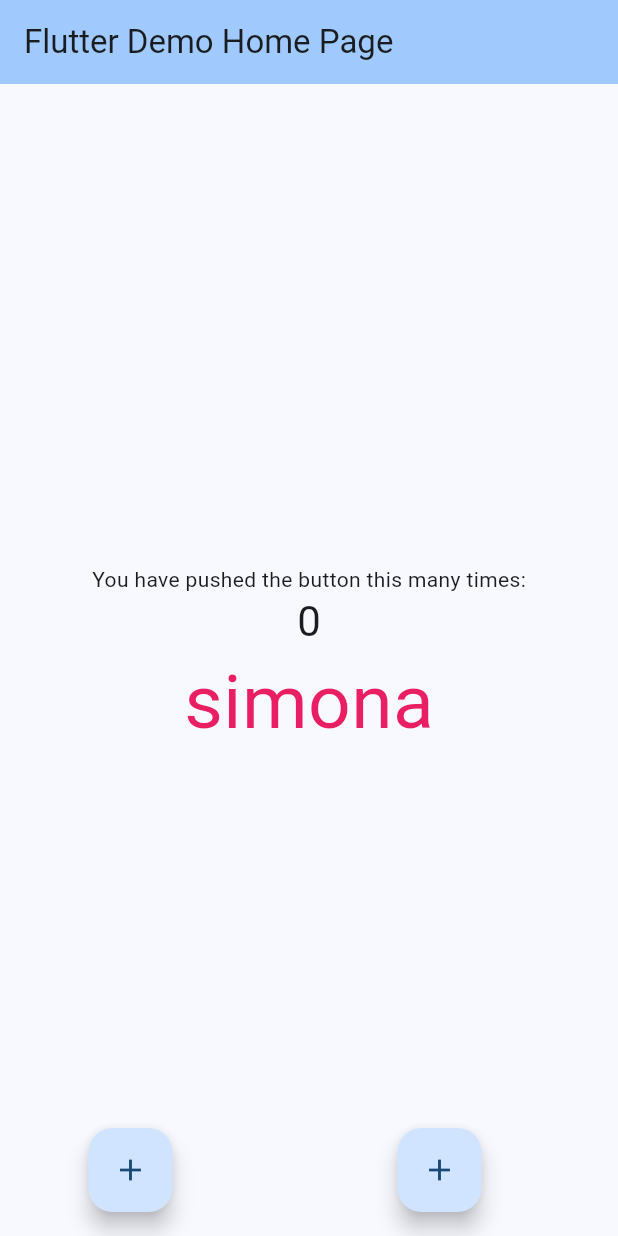
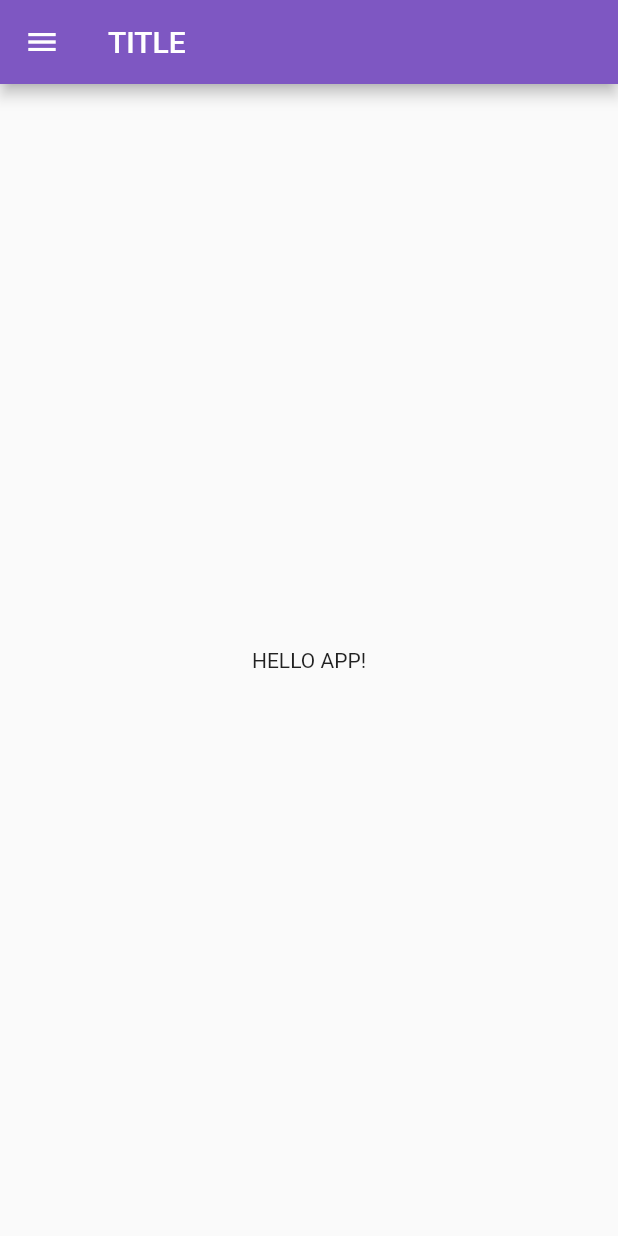
Before and after one commit to folty7/flutterApp, a Flutter app: the screen it shows after launch, on a phone screen of 412 x 824 dp. Run offline on Flutter 3.47's test engine with Material 2 defaults, Android fonts, the phone set to English and light mode, and no system bars.

Commit message:
hrajem sa s flutter

```diff
--- /dev/null
+++ b/lib/homepage.dart
@@ -0,0 +1,56 @@
+import 'package:flutter/material.dart';
+
+class HomePage extends StatefulWidget {
+  const HomePage({Key? key, required this.title}) : super(key: key);
+
+  final String title;
+
+  @override
+  // ignore: library_private_types_in_public_api
+  _HomePageState createState() => _HomePageState();
+}
+
+class _HomePageState extends State<HomePage> {
+  @override
+  Widget build(BuildContext context) {
+    return Scaffold(
+      appBar: AppBar(
+        title: Text(widget.title),
+        backgroundColor: Colors.deepPurple[400],
+        leading: Builder(
+          builder: (BuildContext context) {
+            return IconButton(
+              icon: const Icon(Icons.menu),
+              onPressed: () {
+                Scaffold.of(context).openDrawer();
+              },
+              tooltip: MaterialLocalizations.of(context).openAppDrawerTooltip,
+            );
+          },
+        ),
+      ),
+      drawer: Drawer(
+        child: Container(
+          color: Colors.deepPurple[400],
+          child: ListView(
+          children: const [
+            DrawerHeader(
+              child: Center(
+                child: Text("Facebook", style: TextStyle(fontSize: 30, color: Colors.white),),
+              ),
+              ),
+          ],
+        ),
+      ),
+      ),
+      body: const Center(
+        child: Column(
+          mainAxisAlignment: MainAxisAlignment.center,
+          children: <Widget>[
+            Text('HELLO APP!'),
+          ],
+        ),
+      ),
+    );
+  }
+}
--- a/lib/main.dart
+++ b/lib/main.dart
@@ -1,6 +1,6 @@
-import 'dart:ffi';
+import 'package:flutter/material.dart';
+import 'homepage.dart';
 
-import 'package:flutter/material.dart';
 
 void main() {
   runApp(const MyApp());
@@ -9,134 +9,13 @@ void main() {
 class MyApp extends StatelessWidget {
   const MyApp({super.key});
 
-  // This widget is the root of your application.
+
+  // ROOT
   @override
   Widget build(BuildContext context) {
-    return MaterialApp(
-      title: 'Flutter Demo',
-      theme: ThemeData(
-        // This is the theme of your application.
-        //
-        // TRY THIS: Try running your application with "flutter run". You'll see
-        // the application has a blue toolbar. Then, without quitting the app,
-        // try changing the seedColor in the colorScheme below to Colors.green
-        // and then invoke "hot reload" (save your changes or press the "hot
-        // reload" button in a Flutter-supported IDE, or press "r" if you used
-        // the command line to start the app).
-        //
-        // Notice that the counter didn't reset back to zero; the application
-        // state is not lost during the reload. To reset the state, use hot
-        // restart instead.
-        //
-        // This works for code too, not just values: Most code changes can be
-        // tested with just a hot reload.
-        colorScheme: ColorScheme.fromSeed(seedColor: Colors.blue),
-        useMaterial3: true,
-      ),
-      home: const MyHomePage(title: 'Flutter Demo Home Page'),
+    return const MaterialApp(
+      debugShowCheckedModeBanner: false,
+      home: HomePage(title: 'TITLE',),
     );
   }
 }
-
-class MyHomePage extends StatefulWidget {
-  const MyHomePage({super.key, required this.title});
-
-  // This widget is the home page of your application. It is stateful, meaning
-  // that it has a State object (defined below) that contains fields that affect
-  // how it looks.
-
-  // This class is the configuration for the state. It holds the values (in this
-  // case the title) provided by the parent (in this case the App widget) and
-  // used by the build method of the State. Fields in a Widget subclass are
-  // always marked "final".
-
-  final String title;
-
-  @override
-  State<MyHomePage> createState() => _MyHomePageState();
-}
-
-class _MyHomePageState extends State<MyHomePage> {
-  int _counter = 0;
-  int jakoo = 500;
-  String Simonka = 'simona';
-
-  void _incrementCounter() {
-    setState(() {
-      // This call to setState tells the Flutter framework that something has
-      // changed in this State, which causes it to rerun the build method below
-      // so that the display can reflect the updated values. If we changed
-      // _counter without calling setState(), then the build method would not be
-      // called again, and so nothing would appear to happen.
-      _counter++;
-      jakoo++;
-    });
-  }
-
-  void simonkaIncrement() {
-    setState(() {
-      Simonka += 'a';
-    });
-  }
-
-  void simonkaClear() {
-    setState(() {
-      Simonka = 'Simonka';
-    });
-  }
-
-  @override
-  Widget build(BuildContext context) {
-    // This method is rerun every time setState is called, for instance as done
-    // by the _incrementCounter method above.
-    //
-    // The Flutter framework has been optimized to make rerunning build methods
-    // fast, so that you can just rebuild anything that needs updating rather
-    // than having to individually change instances of widgets.
-    return Scaffold(
-  appBar: AppBar(
-    backgroundColor: Theme.of(context).colorScheme.inversePrimary,
-    title: Text(widget.title),
-  ),
-  body: Center(
-    child: Column(
-      mainAxisAlignment: MainAxisAlignment.center,
-      children: <Widget>[
-        Text(
-          'You have pushed the button this many times:',
-        ),
-        Text(
-          '$_counter',
-          style: Theme.of(context).textTheme.headlineMedium,
-        ),
-        Text(
-          '$Simonka',
-          style: TextStyle(color: Colors.pink, fontSize: 50),
-        ),
-      ],
-    ),
-  ),
-  floatingActionButton: Row(
-    mainAxisAlignment: MainAxisAlignment.spaceAround, // Adjust this based on your preference
-    children: <Widget>[
-      FloatingActionButton(
-        onPressed: () {
-          _incrementCounter();
-          simonkaIncrement();
-        },
-        tooltip: 'Increment',
-        child: const Icon(Icons.add),
-      ),
-      FloatingActionButton(
-        onPressed: () {
-          simonkaClear();
-        },
-        tooltip: 'Simonka Increment',
-        child: const Icon(Icons.add),
-      ),
-    ],
-  ),
-);
-
-  }
-}
```
